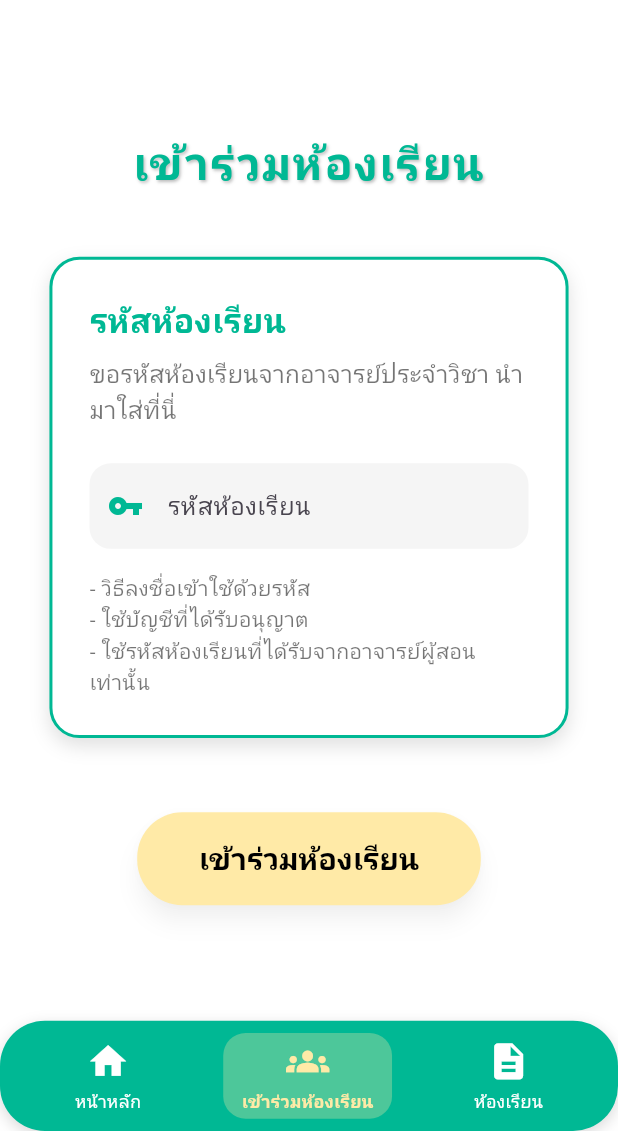
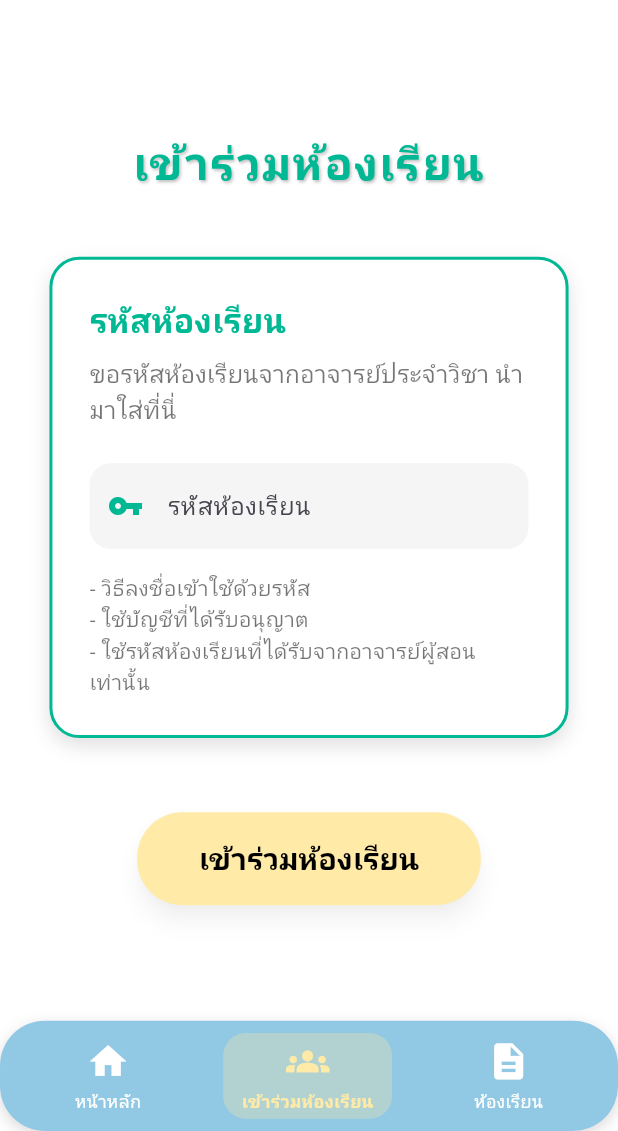
Before and after one commit to baitong12/edunudge-ui, a Flutter app: the ClassroomJoin screen opened by its route, on a phone screen of 412 x 824 dp, the part 105-1236 px from its top. Run offline on Flutter 3.47's test engine with Material 3 defaults, Android fonts, the phone set to English and light mode, and no system bars; drawn by our look-alikes of overlay_support; our stand-ins replace dio, firebase_auth, firebase_core, firebase_messaging, fl_chart, flutter_dotenv and 5 more; missing offline and left inert: workmanager; accounts and stored records are empty; network calls fail.

Commit message:
แก้สี nav

```diff
--- a/lib/pages/student/custombottomnav.dart
+++ b/lib/pages/student/custombottomnav.dart
@@ -25,7 +25,7 @@ class CustomBottomNav extends StatelessWidget { // กำหนดคลาส C
     return Container( // คืนค่า Container หลักสำหรับแถบนำทางด้านล่าง
       padding: EdgeInsets.symmetric(horizontal: horizontalPadding, vertical: verticalPadding), // กำหนด padding ให้กับ Container หลัก
       decoration: BoxDecoration( // กำหนดการตกแต่งให้กับ Container
-        color: const Color(0xFF00B894), // กำหนดสีพื้นหลัง (สีเขียวเทอร์ควอยซ์)
+        color: const Color(0xFF91C8E4), // กำหนดสีพื้นหลัง (สีเขียวเทอร์ควอยซ์)
         borderRadius: BorderRadius.circular(30), // กำหนดรัศมีขอบโค้ง
         boxShadow: [ // กำหนดเงาให้กับ Container
           BoxShadow( // เงาอันแรก
```
